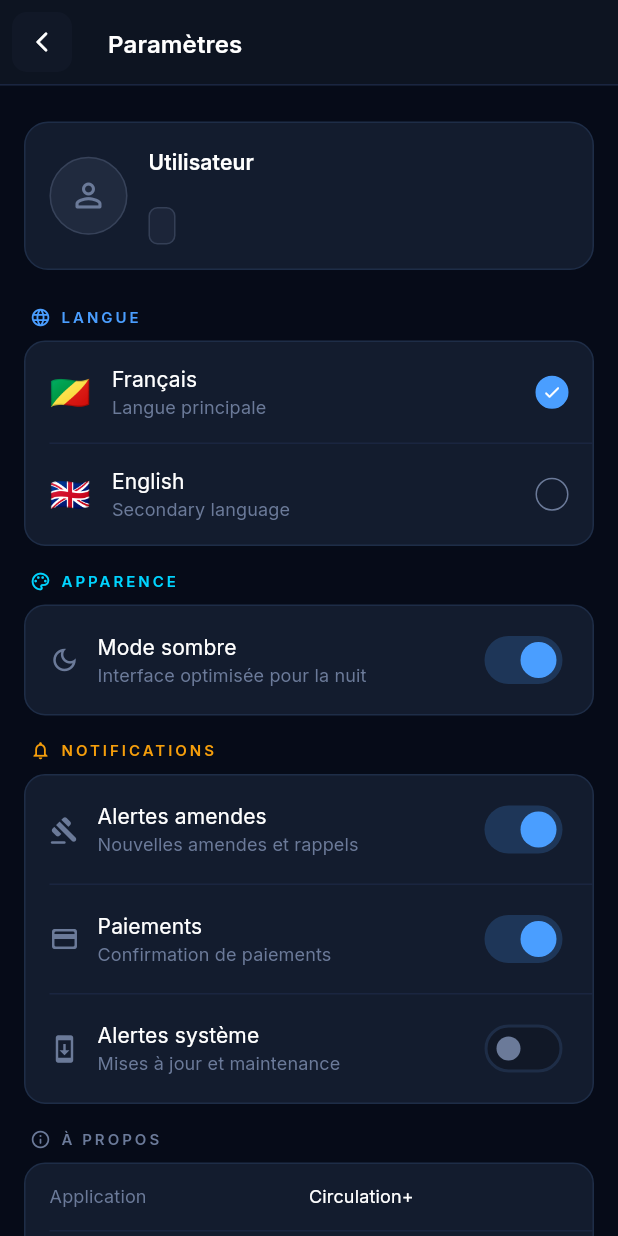
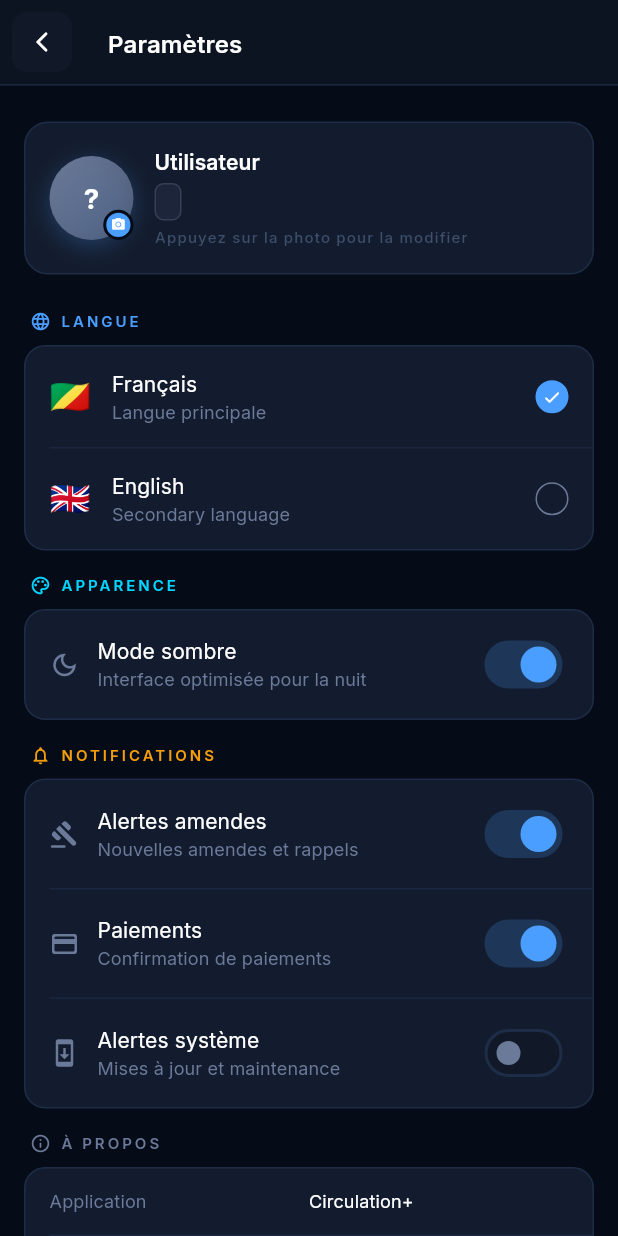
Before and after one commit to Xavierik98/circulation_plus, a Flutter app: the SettingsScreen screen opened by its route, on a phone screen of 412 x 824 dp. Run offline on Flutter 3.47's test engine with Material 3 defaults, Android fonts, the phone set to English and light mode, and no system bars; drawn by our look-alikes of flutter_animate; our stand-ins replace dio, firebase_core, firebase_messaging, fl_chart, flutter_map, flutter_riverpod and 9 more; accounts and stored records are empty.

Commit message:
feat: GPS at login + profile photo for police/admin in settings
- repositories.dart: AuthRepository.login() now accepts optional lat/lng
  and includes them in the request body when provided
- auth_provider.dart: AuthNotifier.login() calls _getPosition() before
  authenticating — reads current Geolocator position (LocationAccuracy.low,
  5s timeout, non-blocking) and passes coords to backend; any GPS error is
  silently ignored so login always succeeds
- settings_screen.dart: replace static role icon in _buildProfileCard()
  with UserAvatar(editable: true, size: 56) — police and admin officers
  can now upload a profile photo directly from the Settings screen, same
  UX as the citizen profile screen; also shows email under name

Co-Authored-By: Claude Sonnet 4.6 <noreply@anthropic.com>

```diff
--- a/lib/features/settings/presentation/settings_screen.dart
+++ b/lib/features/settings/presentation/settings_screen.dart
@@ -8,6 +8,7 @@ import '../../../core/constants/app_constants.dart';
 import '../../../features/auth/providers/auth_provider.dart';
 import '../providers/settings_provider.dart';
 import '../../../shared/widgets/pnc_badge.dart';
+import '../../../shared/widgets/user_avatar.dart';
 
 class SettingsScreen extends ConsumerWidget {
   const SettingsScreen({super.key});
@@ -235,23 +236,22 @@ class SettingsScreen extends ConsumerWidget {
       ),
       child: Row(
         children: [
-          Container(
-            width: 52, height: 52,
-            decoration: BoxDecoration(
-              color: roleColor.withValues(alpha: 0.15),
-              shape: BoxShape.circle,
-              border: Border.all(color: roleColor.withValues(alpha: 0.3)),
-            ),
-            child: Icon(
-              switch (auth.role) {
-                UserRole.police => Icons.local_police_rounded,
-                UserRole.citizen => Icons.person_rounded,
-                UserRole.admin => Icons.admin_panel_settings_rounded,
-                UserRole.none => Icons.person_outline_rounded,
-              },
-              color: roleColor,
-              size: 26,
-            ),
+          // Avatar editable — meme logique que le profil citoyen
+          Stack(
+            clipBehavior: Clip.none,
+            children: [
+              UserAvatar(
+                size: 56,
+                editable: true,
+                photoUrl: auth.photoUrl,
+                initials: auth.initials,
+                gradient: LinearGradient(
+                  colors: [roleColor, roleColor.withValues(alpha: 0.6)],
+                  begin: Alignment.topLeft,
+                  end: Alignment.bottomRight,
+                ),
+              ),
+            ],
           ),
           const SizedBox(width: 14),
           Expanded(
@@ -259,7 +259,16 @@ class SettingsScreen extends ConsumerWidget {
               crossAxisAlignment: CrossAxisAlignment.start,
               children: [
                 Text(auth.userName ?? 'Utilisateur', style: AppTextStyles.titleSmall),
-                Text(auth.userId ?? '', style: AppTextStyles.mono.copyWith(fontSize: 11, color: AppColors.textTertiary)),
+                if (auth.email != null && auth.email!.isNotEmpty)
+                  Text(
+                    auth.email!,
+                    style: AppTextStyles.caption.copyWith(
+                      color: AppColors.textTertiary,
+                      fontSize: 11,
+                    ),
+                    maxLines: 1,
+                    overflow: TextOverflow.ellipsis,
+                  ),
                 const SizedBox(height: 4),
                 Container(
                   padding: const EdgeInsets.symmetric(horizontal: 8, vertical: 3),
@@ -268,7 +277,18 @@ class SettingsScreen extends ConsumerWidget {
                     borderRadius: BorderRadius.circular(6),
                     border: Border.all(color: roleColor.withValues(alpha: 0.3)),
                   ),
-                  child: Text(roleLabel, style: AppTextStyles.caption.copyWith(color: roleColor)),
+                  child: Text(
+                    roleLabel,
+                    style: AppTextStyles.caption.copyWith(color: roleColor),
+                  ),
+                ),
+                const SizedBox(height: 4),
+                Text(
+                  'Appuyez sur la photo pour la modifier',
+                  style: AppTextStyles.caption.copyWith(
+                    color: AppColors.textDisabled,
+                    fontSize: 10,
+                  ),
                 ),
               ],
             ),
```
Also changed, not shown: lib/data/repositories.dart (+12 -3 lines), lib/features/auth/providers/auth_provider.dart (+33 -1 lines).
